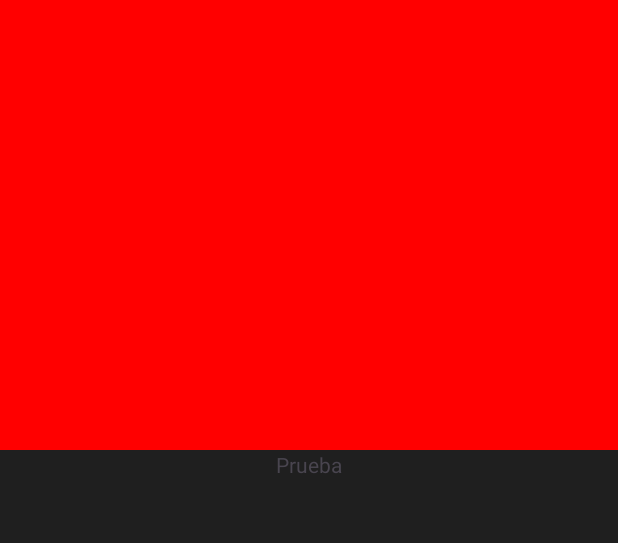
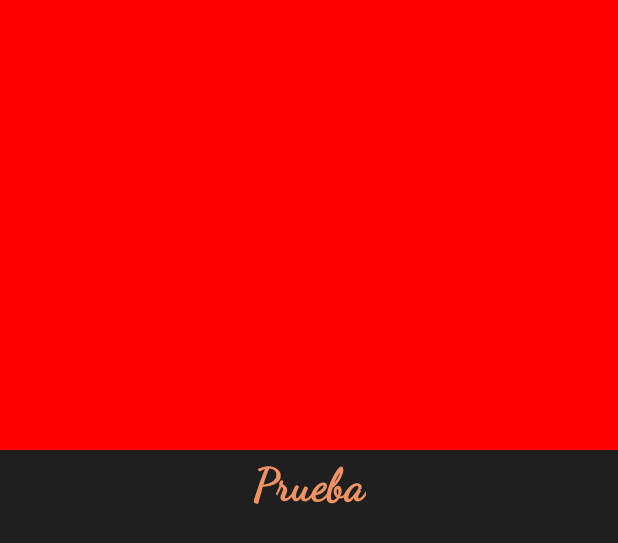
Before and after one commit to Junicodev/horoscapp, an Android app: the layout activity_horoscope_detail.xml on its own in the app's theme, with its tools: preview values and no code run, on a phone screen of 412 x 824 dp. Shown: the top 543 px of the screen. Run offline under Robolectric (Android 15) with nearby library versions, the phone set to English and light mode, and no system bars.

Commit message:
Textview themes

```diff
--- a/app/src/main/res/layout/activity_horoscope_detail.xml
+++ b/app/src/main/res/layout/activity_horoscope_detail.xml
@@ -18,6 +18,7 @@
 
     <TextView
         android:id="@+id/tvTitle"
+        style="@style/Title"
         android:layout_width="wrap_content"
         android:layout_height="wrap_content"
         app:layout_constraintEnd_toEndOf="parent"
--- a/app/src/main/res/values/themes.xml
+++ b/app/src/main/res/values/themes.xml
@@ -1,8 +1,15 @@
 <resources xmlns:tools="http://schemas.android.com/tools">
     <!-- Base application theme. -->
     <style name="Base.Theme.HoroscApp" parent="Theme.Material3.DayNight.NoActionBar">
-
+        <item name="android:statusBarColor">@color/secondary</item>
     </style>
 
     <style name="Theme.HoroscApp" parent="Base.Theme.HoroscApp" />
+
+    <style name="Title">
+        <item name="android:textStyle">bold</item>
+        <item name="android:textSize">30dp</item>
+        <item name="android:textColor">@color/secondary</item>
+        <item name="android:fontFamily">@font/dancing</item>
+    </style>
 </resources>
```
Also changed, not shown: app/src/main/res/layout/activity_main.xml (+2 -5 lines).
